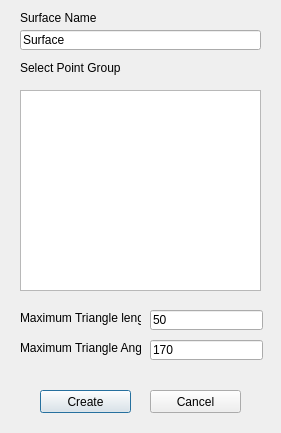
Above: Surfaces/CreateSurface.ui from HakanSeven12/FreeCAD-Geomatic-Workbench before the change. Below: the same form after it.
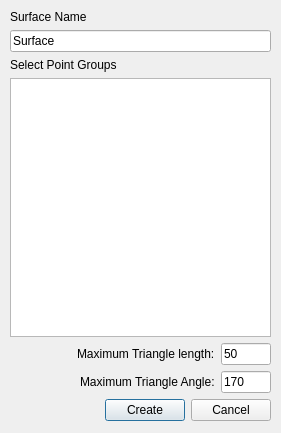
That is the form after the change.

What changed in the file:
```diff
--- a/Surfaces/CreateSurface.ui
+++ b/Surfaces/CreateSurface.ui
@@ -13,141 +13,159 @@
   <property name="windowTitle">
    <string>Create Surface</string>
   </property>
-  <widget class="QLabel" name="MaxlengthL">
+  <widget class="QWidget" name="verticalLayoutWidget">
    <property name="geometry">
     <rect>
-     <x>20</x>
-     <y>310</y>
-     <width>121</width>
-     <height>16</height>
-    </rect>
-   </property>
-   <property name="text">
-    <string>Maximum Triangle length</string>
-   </property>
-  </widget>
-  <widget class="QLabel" name="OtherValueL">
-   <property name="geometry">
-    <rect>
-     <x>20</x>
-     <y>340</y>
-     <width>121</width>
-     <height>16</height>
-    </rect>
-   </property>
-   <property name="text">
-    <string>Maximum Triangle Angle</string>
-   </property>
-  </widget>
-  <widget class="QLineEdit" name="MaxlengthLE">
-   <property name="geometry">
-    <rect>
-     <x>150</x>
-     <y>310</y>
-     <width>113</width>
-     <height>20</height>
-    </rect>
-   </property>
-   <property name="text">
-    <string>50</string>
-   </property>
-  </widget>
-  <widget class="QLineEdit" name="OVLE">
-   <property name="geometry">
-    <rect>
-     <x>150</x>
-     <y>340</y>
-     <width>113</width>
-     <height>20</height>
-    </rect>
-   </property>
-   <property name="text">
-    <string>170</string>
-   </property>
-  </widget>
-  <widget class="QPushButton" name="CreateB">
-   <property name="geometry">
-    <rect>
-     <x>40</x>
-     <y>390</y>
-     <width>91</width>
-     <height>23</height>
-    </rect>
-   </property>
-   <property name="text">
-    <string>Create</string>
-   </property>
-  </widget>
-  <widget class="QPushButton" name="CancelB">
-   <property name="geometry">
-    <rect>
-     <x>150</x>
-     <y>390</y>
-     <width>91</width>
-     <height>23</height>
-    </rect>
-   </property>
-   <property name="text">
-    <string>Cancel</string>
-   </property>
-  </widget>
-  <widget class="QLineEdit" name="SurfaceNameLE">
-   <property name="geometry">
-    <rect>
-     <x>20</x>
-     <y>30</y>
-     <width>241</width>
-     <height>20</height>
-    </rect>
-   </property>
-   <property name="text">
-    <string>Surface</string>
-   </property>
-  </widget>
-  <widget class="QLabel" name="SurfaceNameL">
-   <property name="geometry">
-    <rect>
-     <x>20</x>
+     <x>10</x>
      <y>10</y>
-     <width>81</width>
-     <height>16</height>
+     <width>261</width>
+     <height>411</height>
     </rect>
    </property>
-   <property name="text">
-    <string>Surface Name</string>
-   </property>
-  </widget>
-  <widget class="QListView" name="PointGroupsLV">
-   <property name="geometry">
-    <rect>
-     <x>20</x>
-     <y>90</y>
-     <width>241</width>
-     <height>201</height>
-    </rect>
-   </property>
-   <property name="editTriggers">
-    <set>QAbstractItemView::NoEditTriggers</set>
-   </property>
-   <property name="selectionMode">
-    <enum>QAbstractItemView::MultiSelection</enum>
-   </property>
-   <property name="selectionBehavior">
-    <enum>QAbstractItemView::SelectRows</enum>
-   </property>
-  </widget>
-  <widget class="QLabel" name="SelectPointGroupL">
-   <property name="geometry">
-    <rect>
-     <x>20</x>
-     <y>60</y>
-     <width>101</width>
-     <height>16</height>
-    </rect>
-   </property>
-   <property name="text">
-    <string>Select Point Groups</string>
-   </property>
+   <layout class="QVBoxLayout" name="verticalLayout">
+    <property name="bottomMargin">
+     <number>0</number>
+    </property>
+    <item>
+     <widget class="QLabel" name="SurfaceNameL">
+      <property name="text">
+       <string>Surface Name</string>
+      </property>
+     </widget>
+    </item>
+    <item>
+     <widget class="QLineEdit" name="SurfaceNameLE">
+      <property name="text">
+       <string>Surface</string>
+      </property>
+     </widget>
+    </item>
+    <item>
+     <widget class="QLabel" name="SelectPointGroupL">
+      <property name="text">
+       <string>Select Point Groups</string>
+      </property>
+     </widget>
+    </item>
+    <item>
+     <widget class="QListView" name="PointGroupsLV">
+      <property name="editTriggers">
+       <set>QAbstractItemView::NoEditTriggers</set>
+      </property>
+      <property name="selectionMode">
+       <enum>QAbstractItemView::MultiSelection</enum>
+      </property>
+      <property name="selectionBehavior">
+       <enum>QAbstractItemView::SelectRows</enum>
+      </property>
+     </widget>
+    </item>
+    <item>
+     <layout class="QHBoxLayout" name="horizontalLayout">
+      <item>
+       <spacer name="horizontalSpacer_3">
+        <property name="orientation">
+         <enum>Qt::Horizontal</enum>
+        </property>
+        <property name="sizeHint" stdset="0">
+         <size>
+          <width>40</width>
+          <height>20</height>
+         </size>
+        </property>
+       </spacer>
+      </item>
+      <item>
+       <widget class="QLabel" name="MaxlengthL">
+        <property name="text">
+         <string>Maximum Triangle length:</string>
+        </property>
+       </widget>
+      </item>
+      <item>
+       <widget class="QLineEdit" name="MaxlengthLE">
+        <property name="maximumSize">
+         <size>
+          <width>50</width>
+          <height>16777215</height>
+         </size>
+        </property>
+        <property name="text">
+         <string>50</string>
+        </property>
+       </widget>
+      </item>
+     </layout>
+    </item>
+    <item>
+     <layout class="QHBoxLayout" name="horizontalLayout_2">
+      <item>
+       <spacer name="horizontalSpacer_2">
+        <property name="orientation">
+         <enum>Qt::Horizontal</enum>
+        </property>
+        <property name="sizeHint" stdset="0">
+         <size>
+          <width>40</width>
+          <height>20</height>
+         </size>
+        </property>
+       </spacer>
+      </item>
+      <item>
+       <widget class="QLabel" name="OtherValueL">
+        <property name="text">
+         <string>Maximum Triangle Angle:</string>
+        </property>
+       </widget>
+      </item>
+      <item>
+       <widget class="QLineEdit" name="OVLE">
+        <property name="maximumSize">
+         <size>
+          <width>50</width>
+          <height>16777215</height>
+         </size>
+        </property>
+        <property name="text">
+         <string>170</string>
+        </property>
+       </widget>
+      </item>
+     </layout>
+    </item>
+    <item>
+     <layout class="QHBoxLayout" name="horizontalLayout_3">
+      <item>
+       <spacer name="horizontalSpacer">
+        <property name="orientation">
+         <enum>Qt::Horizontal</enum>
+        </property>
+        <property name="sizeHint" stdset="0">
+         <size>
+          <width>40</width>
+          <height>20</height>
+         </size>
+        </property>
+       </spacer>
+      </item>
+      <item>
+       <widget class="QPushButton" name="CreateB">
+        <property name="text">
+         <string>Create</string>
+        </property>
+       </widget>
+      </item>
+      <item>
+       <widget class="QPushButton" name="CancelB">
+        <property name="text">
+         <string>Cancel</string>
+        </property>
+       </widget>
+      </item>
+     </layout>
+    </item>
+   </layout>
   </widget>
  </widget>
  <resources/>
```
